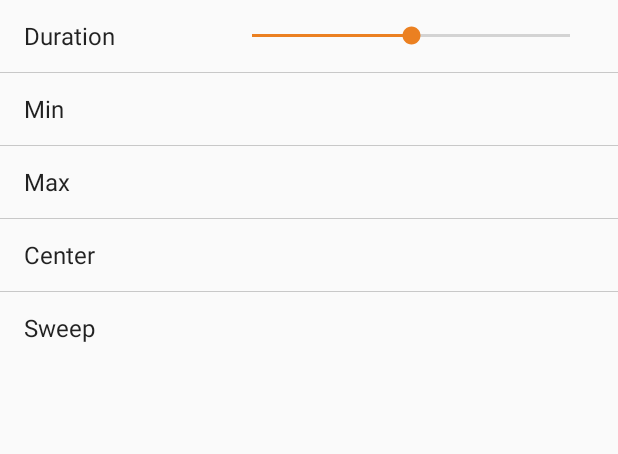
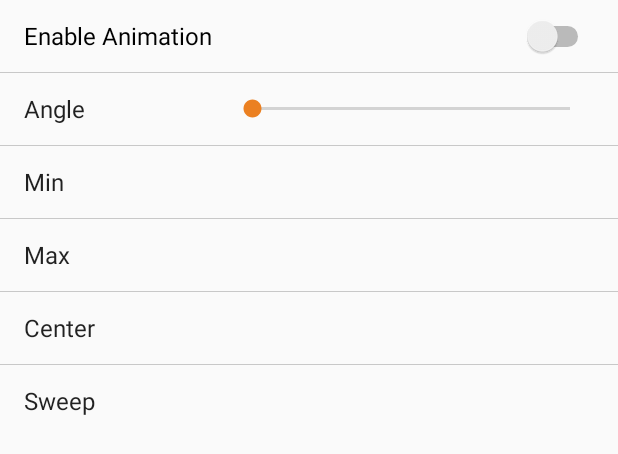
Before and after one commit to xujiaao/android-firmata, an Android app: the layout activity_servo.xml on its own in the app's theme, with its tools: preview values and no code run, on a phone screen of 412 x 824 dp. Shown: the top 454 px of the screen. Run offline under Robolectric (Android 15) with nearby library versions, the phone set to English and light mode, and no system bars; network calls fail.

Commit message:
Initial Commit

```diff
--- a/android-firmata-sample/src/main/res/layout/activity_servo.xml
+++ b/android-firmata-sample/src/main/res/layout/activity_servo.xml
@@ -9,17 +9,21 @@
             android:id="@+id/tips"
             style="@style/Sample.Tips" />
 
+        <Switch
+            android:id="@+id/animation_enabled"
+            style="@style/Sample.Action"
+            android:text="@string/label_animate" />
+
         <LinearLayout style="@style/Sample.Action.Container">
 
             <TextView
                 style="@style/Sample.Sub.Title"
-                android:text="@string/label_duration" />
+                android:text="@string/label_angle" />
 
             <SeekBar
-                android:id="@+id/duration"
+                android:id="@+id/angle"
                 style="@style/Sample.Sub.Content"
-                android:max="2000"
-                android:progress="1000" />
+                android:max="100" />
         </LinearLayout>
 
         <TextView
--- a/android-firmata-sample/src/main/res/values/strings.xml
+++ b/android-firmata-sample/src/main/res/values/strings.xml
@@ -43,7 +43,8 @@
     <string name="label_max">Max</string>
     <string name="label_center">Center</string>
     <string name="label_sweep">Sweep</string>
-    <string name="label_duration">Duration</string>
+    <string name="label_animate">Enable Animation</string>
+    <string name="label_angle">Angle</string>
     <string name="label_speed">Speed</string>
     <string name="label_forward">Forward</string>
     <string name="label_backward">Backward</string>
```
Also changed, not shown: android-firmata-sample/src/main/java/com/xujiaao/android/firmata/sample/servo/ServoActivity.kt (+32 -3 lines).
